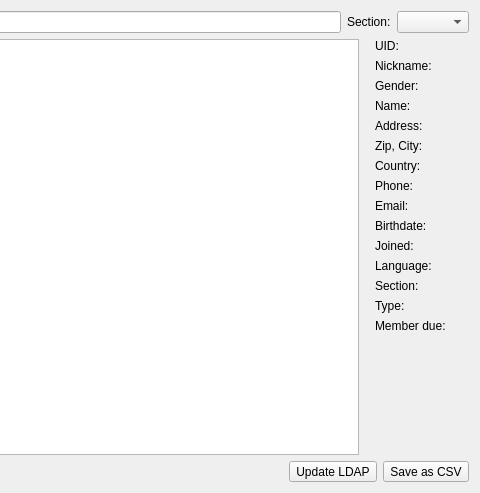
Old version of the form forms/userlist.ui in the repository LukyLuke/PiTres; both pictures show x 327 to 807 and y 0 to 493 of the 807 by 493 pixel window.
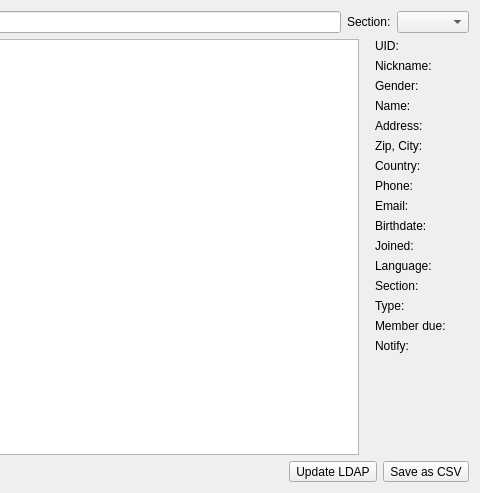
New version of the form. Icons and pictures are not drawn.

Commit message: Added "NotifyMethod" to persons: SnailMail, EMail

Patch:
```diff
--- a/forms/userlist.ui
+++ b/forms/userlist.ui
@@ -146,7 +146,7 @@
          </property>
         </widget>
        </item>
-       <item row="15" column="1">
+       <item row="16" column="1">
         <spacer name="verticalSpacer">
          <property name="orientation">
           <enum>Qt::Vertical</enum>
@@ -299,6 +299,20 @@
          </property>
         </widget>
        </item>
+       <item row="15" column="1">
+        <widget class="QLabel" name="label_17">
+         <property name="text">
+          <string>Notify:</string>
+         </property>
+        </widget>
+       </item>
+       <item row="15" column="2">
+        <widget class="QLabel" name="detailNotifyType">
+         <property name="text">
+          <string/>
+         </property>
+        </widget>
+       </item>
       </layout>
      </item>
     </layout>
```
Left out of the diff: 2 changed lines with no effect on the pictures. The commit also changes 3 other files.
